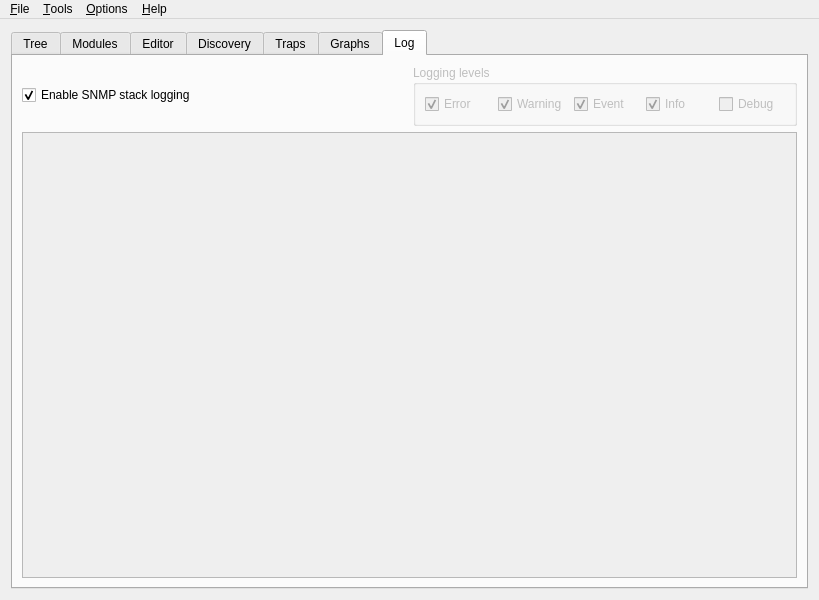
transientuser/snmpb-next, file app/mainw.ui: the form before one commit.
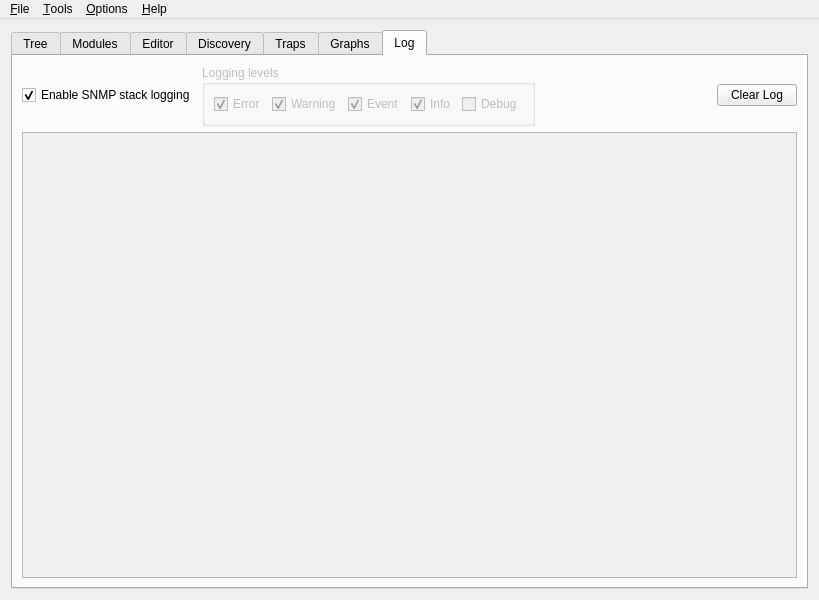
The form after the commit. The open tabs and pages were chosen to show the change. Icons and pictures are not drawn. Custom widgets are drawn as their Qt base class.

```diff
--- a/app/mainw.ui
+++ b/app/mainw.ui
@@ -1794,6 +1794,23 @@
             </layout>
            </widget>
           </item>
+          <item>
+           <spacer name="LogToolbarSpacer">
+            <property name="orientation">
+             <enum>Qt::Orientation::Horizontal</enum>
+            </property>
+            <property name="sizeHint" stdset="0">
+             <size><width>20</width><height>20</height></size>
+            </property>
+           </spacer>
+          </item>
+          <item>
+           <widget class="QPushButton" name="LogClear">
+            <property name="text">
+             <string>Clear Log</string>
+            </property>
+           </widget>
+          </item>
          </layout>
         </item>
         <item>
```
